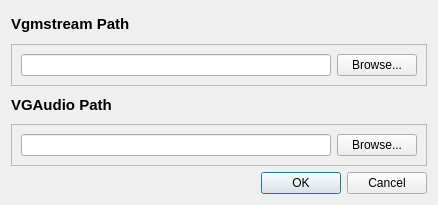
Above: forms/SettingsDialog.ui from ToppleKek/taiko-tool before the change. Below: the same form after it.
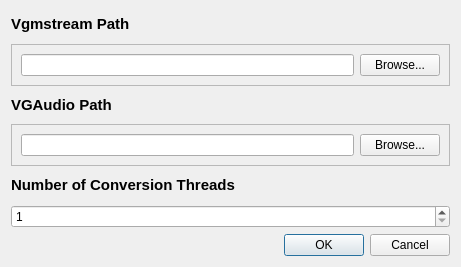
That is the form after the change.

Diff of the .ui file:
```diff
--- a/forms/SettingsDialog.ui
+++ b/forms/SettingsDialog.ui
@@ -6,8 +6,8 @@
    <rect>
     <x>0</x>
     <y>0</y>
-    <width>438</width>
-    <height>205</height>
+    <width>461</width>
+    <height>267</height>
    </rect>
   </property>
   <property name="windowTitle">
@@ -84,6 +84,26 @@
      </layout>
     </widget>
    </item>
+   <item>
+    <widget class="QLabel" name="label_3">
+     <property name="text">
+      <string>&lt;html&gt;&lt;head/&gt;&lt;body&gt;&lt;p&gt;&lt;span style=&quot; font-size:11pt; font-weight:600;&quot;&gt;Number of Conversion Threads&lt;/span&gt;&lt;/p&gt;&lt;/body&gt;&lt;/html&gt;</string>
+     </property>
+    </widget>
+   </item>
+   <item>
+    <widget class="QSpinBox" name="threadSpinBox">
+     <property name="suffix">
+      <string/>
+     </property>
+     <property name="minimum">
+      <number>1</number>
+     </property>
+     <property name="maximum">
+      <number>10</number>
+     </property>
+    </widget>
+   </item>
    <item>
     <widget class="QDialogButtonBox" name="settingsButtonBox">
      <property name="standardButtons">
```
